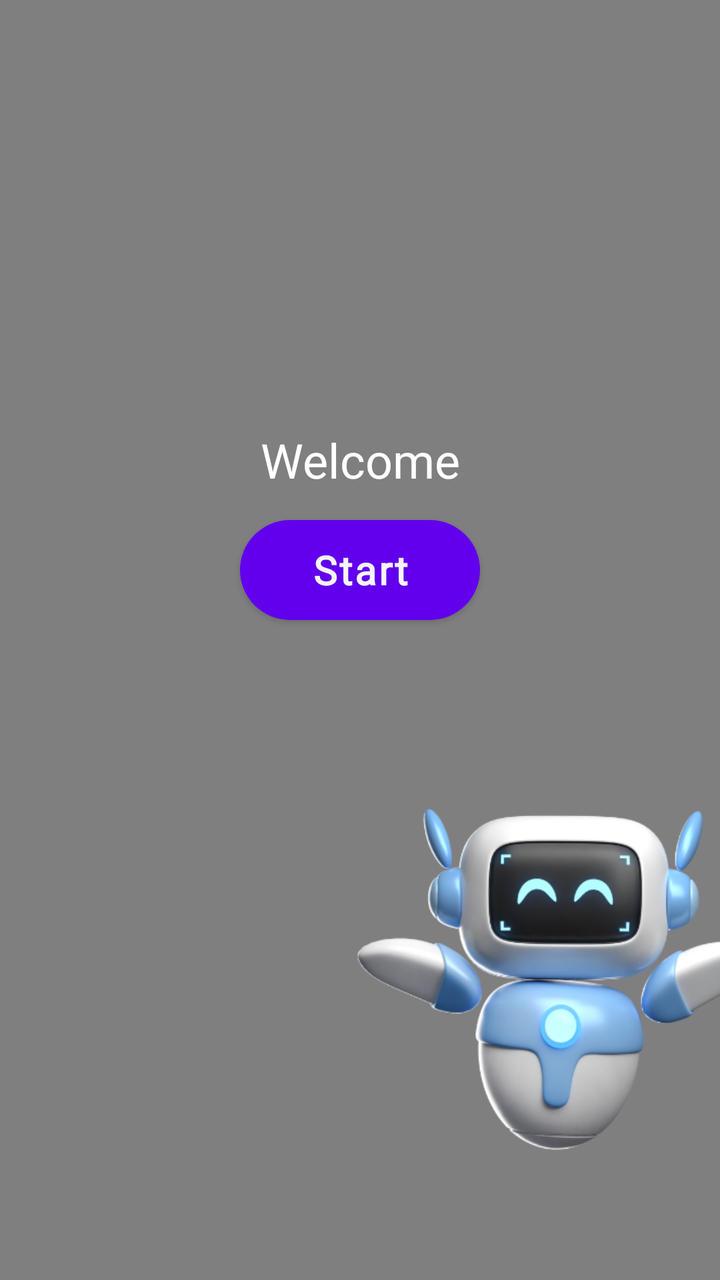
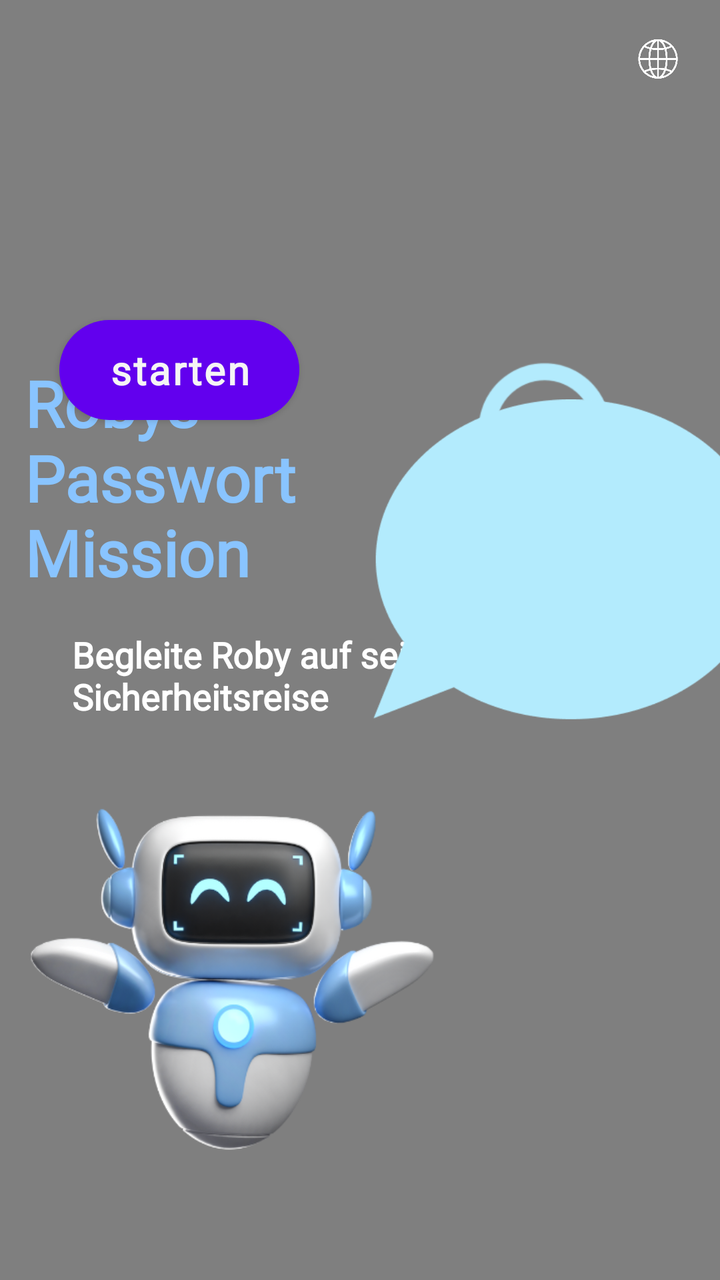

Compare the two renders of this Android layout. The source of the first and the diff that turns it into the second are given below.
<!-- AndroidManifest.xml: activity theme Theme.QuizApplication -->
<!-- res/layout/activity_main.xml -->
<?xml version="1.0" encoding="utf-8"?>
<androidx.constraintlayout.widget.ConstraintLayout xmlns:android="http://schemas.android.com/apk/res/android"
    xmlns:app="http://schemas.android.com/apk/res-auto"
    xmlns:tools="http://schemas.android.com/tools"
    android:layout_width="match_parent"
    android:layout_height="match_parent"
    android:gravity="center"
    android:orientation="vertical">

    <VideoView
        android:id="@+id/backgroundVideoView"
        android:layout_width="match_parent"
        android:layout_height="match_parent"
        app:layout_constraintBottom_toBottomOf="parent"
        app:layout_constraintEnd_toEndOf="parent"
        app:layout_constraintStart_toStartOf="parent"
        app:layout_constraintTop_toTopOf="parent" />

    <TextView
        android:id="@+id/animatedTextView"
        android:layout_width="wrap_content"
        android:layout_height="wrap_content"
        android:layout_marginBottom="-200dp"
        android:fontFamily="@font/inter_bold"
        android:gravity="center"
        android:text="Welcome"
        android:textAlignment="center"
        android:textColor="@android:color/white"
        android:textSize="24sp"
        android:paddingStart="16dp"
        android:paddingEnd="16dp"
        android:layout_marginStart="16dp"
        android:layout_marginEnd="16dp"
        app:layout_constraintBottom_toTopOf="@id/startButton"
        app:layout_constraintEnd_toEndOf="parent"
        app:layout_constraintStart_toStartOf="parent"
        app:layout_constraintTop_toTopOf="parent" />

    <Button
        android:id="@+id/startButton"
        android:layout_width="120dp"
        android:layout_height="50dp"
        android:layout_marginBottom="330dp"
        android:background="@drawable/button_design"
        android:backgroundTint="#5E17EB"
        android:fontFamily="@font/inter_bold"
        android:text="Start"
        android:textAllCaps="false"
        android:textColor="#F5F5F5"
        android:textSize="20sp"
        android:letterSpacing="0.05"
        android:textStyle="bold"
        app:layout_constraintBottom_toBottomOf="parent"
        app:layout_constraintEnd_toEndOf="parent"
        app:layout_constraintStart_toStartOf="parent" />

    <ImageView
        android:id="@+id/robotStart"
        android:layout_width="wrap_content"
        android:layout_height="wrap_content"
        android:layout_marginEnd="-100dp"
        android:layout_marginBottom="-100dp"
        android:scaleX="0.7"
        android:scaleY="0.7"
        android:src="@drawable/robot_start"
        app:layout_constraintBottom_toBottomOf="parent"
        app:layout_constraintEnd_toEndOf="parent" />
</androidx.constraintlayout.widget.ConstraintLayout>
<!-- resources referenced by this layout -->
<resources>
  <!-- drawable button_design (drawable) -->
  <?xml version="1.0" encoding="utf-8"?>
  <selector xmlns:android="http://schemas.android.com/apk/res/android">
      <item android:state_pressed="true">
          <shape>
              <corners android:radius="100dp"/>
              <solid android:color="@color/white"/>
          </shape>
      </item>
      <item>
          <shape>
              <corners android:radius="100dp"/>
              <solid android:color="@color/black"/>
          </shape>
      </item>
  </selector>
  <!-- drawable robot_start: png bitmap (drawable, 116539 bytes) -->
  <style name="Theme.QuizApplication" parent="Theme.MaterialComponents.Light.NoActionBar" />
  <color name="white">#FFFFFFFF</color>
  <color name="black">#FF000000</color>
</resources>

<!-- the commit's change to res/layout/activity_main.xml (unified diff, before → after) -->
@@ -1,11 +1,11 @@
 <?xml version="1.0" encoding="utf-8"?>
 <androidx.constraintlayout.widget.ConstraintLayout xmlns:android="http://schemas.android.com/apk/res/android"
     xmlns:app="http://schemas.android.com/apk/res-auto"
-    xmlns:tools="http://schemas.android.com/tools"
     android:layout_width="match_parent"
     android:layout_height="match_parent"
     android:gravity="center"
     android:orientation="vertical">
+
 
     <VideoView
         android:id="@+id/backgroundVideoView"
@@ -13,56 +13,129 @@
         android:layout_height="match_parent"
         app:layout_constraintBottom_toBottomOf="parent"
         app:layout_constraintEnd_toEndOf="parent"
+        app:layout_constraintHorizontal_bias="0.0"
+        app:layout_constraintStart_toStartOf="parent"
+        app:layout_constraintTop_toTopOf="parent"
+        app:layout_constraintVertical_bias="1.0" />
+
+    <TextView
+        android:id="@+id/subtitle_text"
+        android:layout_width="210dp"
+        android:layout_height="wrap_content"
+        android:layout_marginStart="36dp"
+        android:layout_marginTop="315dp"
+        android:fontFamily="@font/inter_bold"
+        android:gravity="start"
+        android:text="@string/subtitle_text"
+        android:textAlignment="viewStart"
+        android:textColor="@android:color/white"
+        android:textSize="18sp"
+        android:textStyle="bold"
         app:layout_constraintStart_toStartOf="parent"
         app:layout_constraintTop_toTopOf="parent" />
 
+    <ImageView
+        android:id="@+id/languageSwitcher"
+        android:layout_width="30dp"
+        android:layout_height="30dp"
+        android:src="@drawable/language_icon"
+        app:layout_constraintTop_toTopOf="parent"
+        app:layout_constraintEnd_toEndOf="parent"
+        android:layout_margin="16dp"
+        android:contentDescription="@string/switch_language"/>
+
+    <TextView
+        android:id="@+id/title_text"
+        android:layout_width="160dp"
+        android:layout_height="wrap_content"
+        android:layout_marginStart="-150dp"
+        android:layout_marginTop="180dp"
+        android:fontFamily="@font/inter_bold"
+        android:text="@string/title_text"
+        android:textColor="#89C4FF"
+        android:textSize="32sp"
+        android:textStyle="bold"
+        app:layout_constraintEnd_toEndOf="parent"
+        app:layout_constraintHorizontal_bias="0.463"
+        app:layout_constraintStart_toStartOf="parent"
+        app:layout_constraintTop_toTopOf="parent" />
+
+    <ImageView
+        android:id="@+id/lock_icon"
+        android:layout_width="120dp"
+        android:layout_height="120dp"
+        android:layout_marginTop="0dp"
+        android:layout_marginStart="40dp"
+        android:scaleType="fitCenter"
+        android:src="@drawable/lock"
+        android:contentDescription="@string/lock_icon"
+        app:layout_constraintStart_toEndOf="@id/title_text"
+        app:layout_constraintTop_toTopOf="@id/title_text" />
+
+    <ImageView
+        android:id="@+id/speech_bubble"
+        android:layout_width="250dp"
+        android:layout_height="180dp"
+        android:layout_marginStart="150dp"
+        android:layout_marginBottom="360dp"
+        android:src="@drawable/speech_bubble"
+        android:contentDescription="@string/speech_bubble"
+        app:layout_constraintBottom_toBottomOf="@+id/robotStart"
+        app:layout_constraintStart_toStartOf="parent" />
+
     <TextView
         android:id="@+id/animatedTextView"
-        android:layout_width="wrap_content"
+        android:layout_width="0dp"
         android:layout_height="wrap_content"
-        android:layout_marginBottom="-200dp"
+        android:layout_marginStart="20dp"
+        android:layout_marginLeft="5dp"
+        android:layout_marginRight="5dp"
         android:fontFamily="@font/inter_bold"
         android:gravity="center"
-        android:text="Welcome"
+        android:padding="24dp"
         android:textAlignment="center"
-        android:textColor="@android:color/white"
-        android:textSize="24sp"
-        android:paddingStart="16dp"
-        android:paddingEnd="16dp"
-        android:layout_marginStart="16dp"
-        android:layout_marginEnd="16dp"
-        app:layout_constraintBottom_toTopOf="@id/startButton"
-        app:layout_constraintEnd_toEndOf="parent"
-        app:layout_constraintStart_toStartOf="parent"
-        app:layout_constraintTop_toTopOf="parent" />
+        android:textColor="@android:color/black"
+        android:textStyle="bold"
+        android:textSize="16sp"
+        app:layout_constraintBottom_toBottomOf="@id/speech_bubble"
+        app:layout_constraintEnd_toEndOf="@id/speech_bubble"
+        app:layout_constraintHorizontal_bias="0.0"
+        app:layout_constraintStart_toStartOf="@id/speech_bubble"
+        app:layout_constraintTop_toTopOf="@id/speech_bubble"
+        app:layout_constraintVertical_bias="0.392" />
 
     <Button
         android:id="@+id/startButton"
         android:layout_width="120dp"
         android:layout_height="50dp"
-        android:layout_marginBottom="330dp"
+        android:layout_marginBottom="430dp"
         android:background="@drawable/button_design"
-        android:backgroundTint="#5E17EB"
+        android:backgroundTint="#456892"
         android:fontFamily="@font/inter_bold"
-        android:text="Start"
+        android:gravity="center"
+        android:letterSpacing="0.05"
+        android:text="@string/start_button"
         android:textAllCaps="false"
         android:textColor="#F5F5F5"
         android:textSize="20sp"
-        android:letterSpacing="0.05"
         android:textStyle="bold"
         app:layout_constraintBottom_toBottomOf="parent"
         app:layout_constraintEnd_toEndOf="parent"
+        app:layout_constraintHorizontal_bias="0.123"
         app:layout_constraintStart_toStartOf="parent" />
 
     <ImageView
         android:id="@+id/robotStart"
         android:layout_width="wrap_content"
         android:layout_height="wrap_content"
-        android:layout_marginEnd="-100dp"
+        android:layout_marginEnd="64dp"
         android:layout_marginBottom="-100dp"
         android:scaleX="0.7"
         android:scaleY="0.7"
         android:src="@drawable/robot_start"
+        android:contentDescription="@string/robot_start"
         app:layout_constraintBottom_toBottomOf="parent"
-        app:layout_constraintEnd_toEndOf="parent" />
+        app:layout_constraintEnd_toEndOf="parent"
+        app:layout_constraintTop_toBottomOf="@+id/startButton"
+        app:layout_constraintVertical_bias="1.0" />
 </androidx.constraintlayout.widget.ConstraintLayout>
<!-- resource entries referenced after the edit -->
@@ -12,13 +12,22 @@
       <item>
           <shape>
               <corners android:radius="100dp"/>
-              <solid android:color="@color/black"/>
+              <solid android:color="#456892"/>
           </shape>
       </item>
   </selector>
+  <!-- drawable language_icon: png bitmap (drawable, 14904 bytes) -->
+  <!-- drawable lock: png bitmap (drawable, 5147 bytes) -->
   <!-- drawable robot_start: png bitmap (drawable, 116539 bytes) -->
+  <!-- drawable speech_bubble: png bitmap (drawable, 6690 bytes) -->
+  <string name="lock_icon">Lock Icon</string>
+  <string name="robot_start">Roboter</string>
+  <string name="speech_bubble">Sprechblase</string>
+  <string name="start_button">starten</string>
+  <string name="subtitle_text">Begleite Roby auf seiner Sicherheitsreise</string>
+  <string name="switch_language">Sprache ändern</string>
+  <string name="title_text">Robys Passwort Mission</string>
   <style name="Theme.QuizApplication" parent="Theme.MaterialComponents.Light.NoActionBar" />
   <color name="white">#FFFFFFFF</color>
-  <color name="black">#FF000000</color>
 </resources>
 
